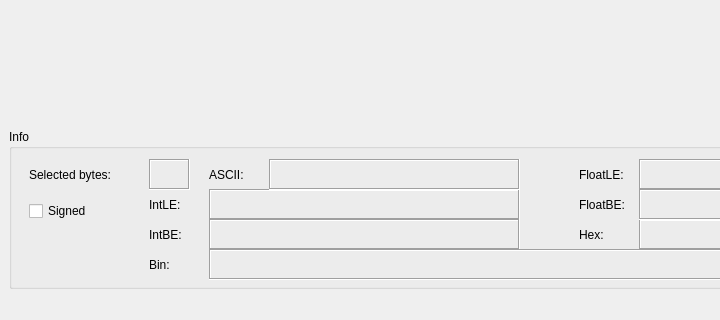
Above: hexwalk/hexwalkmain.ui from gcarmix/HexWalk before the change; both pictures show x 0 to 720 and y 466 to 786 of the 944 by 786 pixel window. Below: the same form after it.
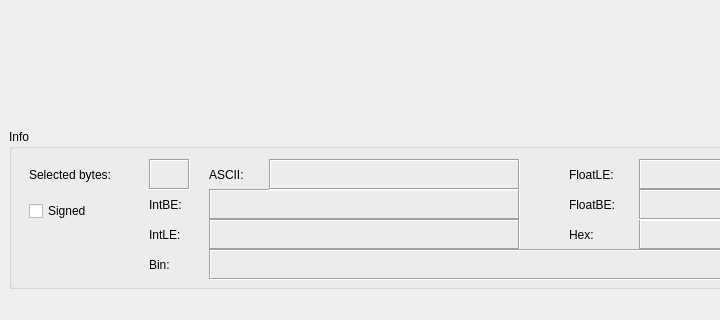
That is the form after the change. Custom widgets are drawn as their Qt base class.

The edit to the form file:
```diff
--- a/hexwalk/hexwalkmain.ui
+++ b/hexwalk/hexwalkmain.ui
@@ -63,7 +63,7 @@
       <widget class="QLabel" name="hexlbl">
        <property name="geometry">
         <rect>
-         <x>570</x>
+         <x>560</x>
          <y>90</y>
          <width>61</width>
          <height>31</height>
@@ -83,22 +83,22 @@
         </rect>
        </property>
        <property name="text">
-        <string>IntLE:</string>
-       </property>
-      </widget>
-      <widget class="QLabel" name="intbelbl">
-       <property name="geometry">
-        <rect>
-         <x>140</x>
-         <y>90</y>
-         <width>51</width>
-         <height>31</height>
-        </rect>
-       </property>
-       <property name="text">
         <string>IntBE:</string>
        </property>
       </widget>
+      <widget class="QLabel" name="intlelbl">
+       <property name="geometry">
+        <rect>
+         <x>140</x>
+         <y>90</y>
+         <width>51</width>
+         <height>31</height>
+        </rect>
+       </property>
+       <property name="text">
+        <string>IntLE:</string>
+       </property>
+      </widget>
       <widget class="QLabel" name="binlbl">
        <property name="geometry">
         <rect>
@@ -215,7 +215,7 @@
       <widget class="QLabel" name="floatlbl_le">
        <property name="geometry">
         <rect>
-         <x>570</x>
+         <x>560</x>
          <y>30</y>
          <width>61</width>
          <height>31</height>
@@ -364,7 +364,7 @@
       <widget class="QLabel" name="floatlbl_be">
        <property name="geometry">
         <rect>
-         <x>570</x>
+         <x>560</x>
          <y>60</y>
          <width>61</width>
          <height>31</height>
```
Left out of the diff: 2 changed lines with no effect on the pictures.
